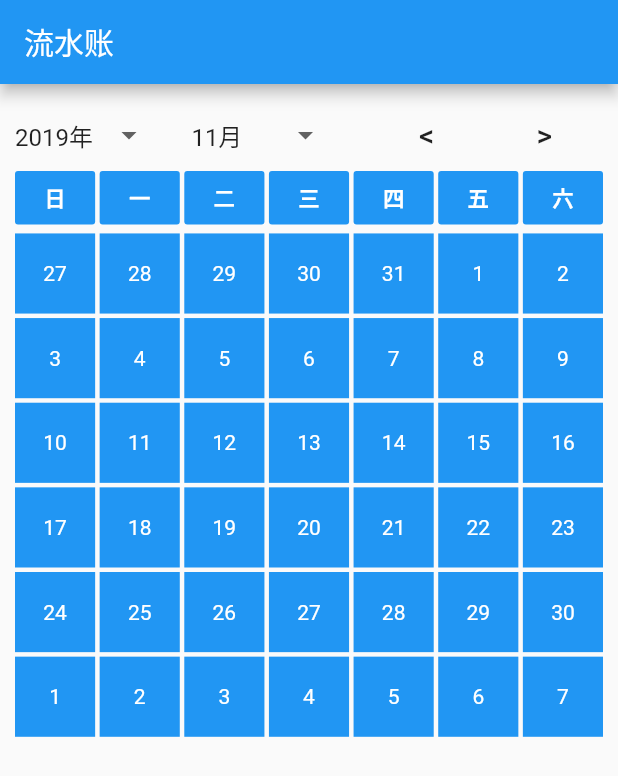
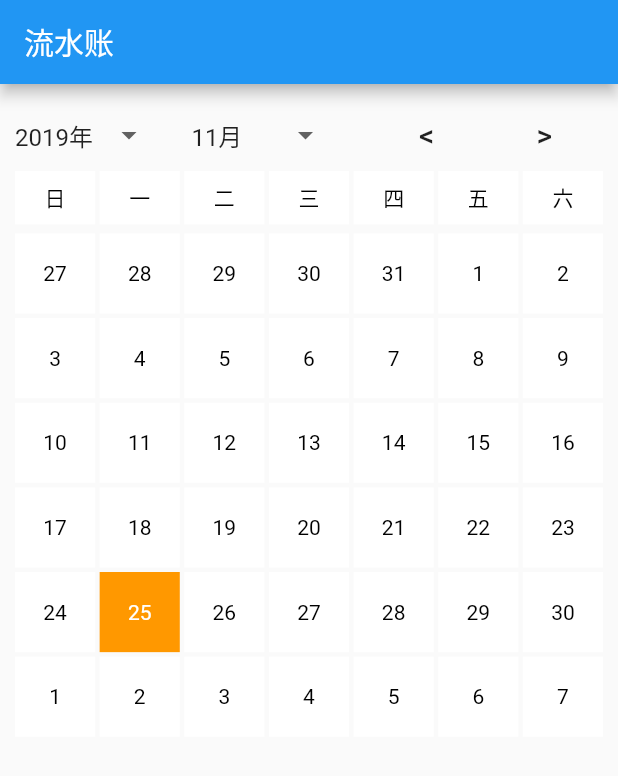
Before and after one commit to nanzhangren/flutter_first_app, a Flutter app: the screen it shows after launch, on a phone screen of 412 x 824 dp. Shown: the top 776 px of the screen. Run offline on Flutter 3.47's test engine with Material 2 defaults, Android fonts, the phone set to English and light mode, and no system bars.

```diff
--- a/lib/calendar.dart
+++ b/lib/calendar.dart
@@ -1,6 +1,50 @@
 import 'package:flutter/material.dart';
 import './util_day.dart';
 import './util_week.dart';
+
+class CalendarDay extends StatelessWidget {
+  CalendarDay({
+    Key key,
+    @required this.dayValue,
+    @required this.dayIndex,
+    @required this.isSelected,
+    @required this.isCurrentDay,
+    @required this.onSelected
+  }) : super(key: key);
+
+  final String dayValue;
+  final int dayIndex;
+  final bool isSelected;
+  final bool isCurrentDay;
+  final Function onSelected;
+
+  @override
+  Widget build(BuildContext context) {
+    return new GestureDetector(
+      onTap: () {
+        onSelected(dayIndex);
+      },
+      child: new Container(
+        alignment: Alignment.center,
+        decoration: new BoxDecoration(
+          color: isCurrentDay ? Colors.orange : Colors.white,
+          border: isSelected ? Border.all(
+            width: 3.0,
+            color: Colors.orange,
+            style: BorderStyle.solid
+          ) : null
+        ),
+        child: new Text(
+          dayValue,
+          style: new TextStyle(
+            color: isCurrentDay ? Colors.white : Colors.black,
+            fontSize: 14
+          )
+        )
+      )
+    );
+  }
+}
 
 class Calendar extends StatefulWidget {
   @override
@@ -14,6 +58,8 @@ class _CalendarState extends State<Calendar> {
   int firstShownWeekday = 7;
   List<int> shownDays;
   int maxYear = UtilDay.maxYear;
+  int selectedDayIndex = 0;
+  int currentDayIndex = 0;
 
   onYearChange(int value) {
     setState(() {
@@ -63,6 +109,12 @@ class _CalendarState extends State<Calendar> {
         );
       }
       shownDays = UtilDay.getMonthShownDays(yearDropdownValue, monthDropdownValue, firstShownWeekday);
+    });
+  }
+
+  onSelectedDayChange(int newDayIndex) {
+    setState(() {
+      selectedDayIndex = newDayIndex;
     });
   }
 
@@ -140,30 +192,19 @@ class _CalendarState extends State<Calendar> {
     );
   }
 
-  GridView getWeekTitleView(BuildContext context) {
-    final weekTitleViewArr = <FlatButton>[];
+  GridView getWeekTitleView() {
+    final weekTitleViewArr = <CalendarDay>[];
     final weekTitleArr = UtilWeek.getWeekTitle(firstShownWeekday);
     weekTitleArr.forEach((weekFlag) {
       weekTitleViewArr.add(
-        new FlatButton(
-          color: Colors.blue,
-          shape: null,
-          child: new Text(
-            weekFlag,
-            style: new TextStyle(
-              color: Colors.white,
-              fontSize: 14,
-              fontWeight: FontWeight.bold
-            )
-          ),
-          onPressed: () {
-            // context.shape = new BeveledRectangleBorder(
-            //   side: new BorderSide(
-            //     width: 2.0,
-            //     color: Color.fromARGB(255, 255, 0, 0)
-            //   )
-            // );
-          },
+        new CalendarDay(
+          dayValue: weekFlag,
+          dayIndex: -1,
+          isSelected: false,
+          isCurrentDay: false,
+          onSelected: (int newDayIndex) {
+            // do nothing
+          }
         )
       );
     });
@@ -179,18 +220,17 @@ class _CalendarState extends State<Calendar> {
   }
 
   GridView getMonthView(days) {
-    List<Container> gridData = <Container>[];
+    List<CalendarDay> gridData = <CalendarDay>[];
+    int count = 0;
     days.forEach((int item) {
-      gridData.add(new Container(
-          alignment: Alignment.center,
-          color: Colors.blue,
-          child: new Text(
-            item.toString(),
-            style: new TextStyle(
-              color: Colors.white,
-              fontSize: 14
-            )
-          )
+      count++;
+      gridData.add(
+        new CalendarDay(
+          dayValue: item.toString(),
+          dayIndex: count,
+          isSelected: count == selectedDayIndex,
+          isCurrentDay: count == currentDayIndex,
+          onSelected: onSelectedDayChange,
         )
       );
     });
@@ -210,6 +250,7 @@ class _CalendarState extends State<Calendar> {
     super.initState();
 
     shownDays = UtilDay.getCurrentMonthShownDays(firstShownWeekday);
+    currentDayIndex = shownDays.indexOf(1) + new DateTime.now().day;
 
     final yearArr = UtilDay.getYears();
     yearArr.forEach((year) {
@@ -228,11 +269,10 @@ class _CalendarState extends State<Calendar> {
         getButtonView(),
         Padding(
           padding: EdgeInsets.only(bottom: 6.0),
-          child: getWeekTitleView(context),
+          child: getWeekTitleView(),
         ),
         getMonthView(shownDays)
       ]
     );
   }
-
 }
--- a/lib/util_day.dart
+++ b/lib/util_day.dart
@@ -143,5 +143,4 @@ class UtilDay {
     final month = currentDateTime.month;
     return getMonthShownDays(year, month, firstShownWeekday);
   }
-
 }
```
